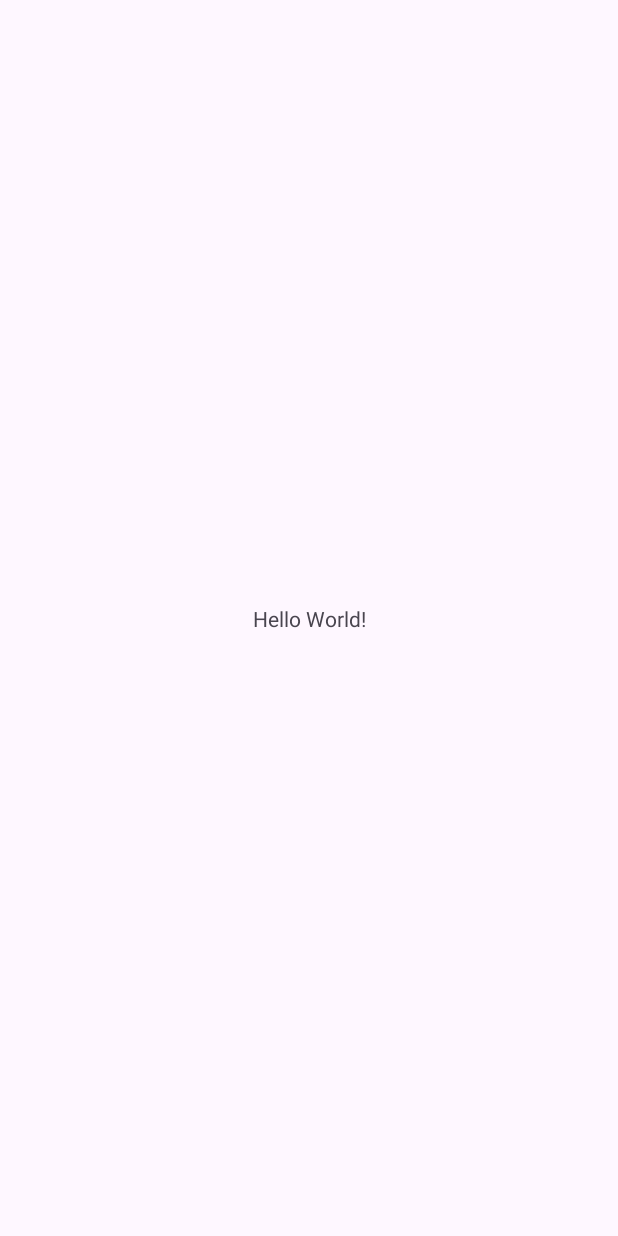
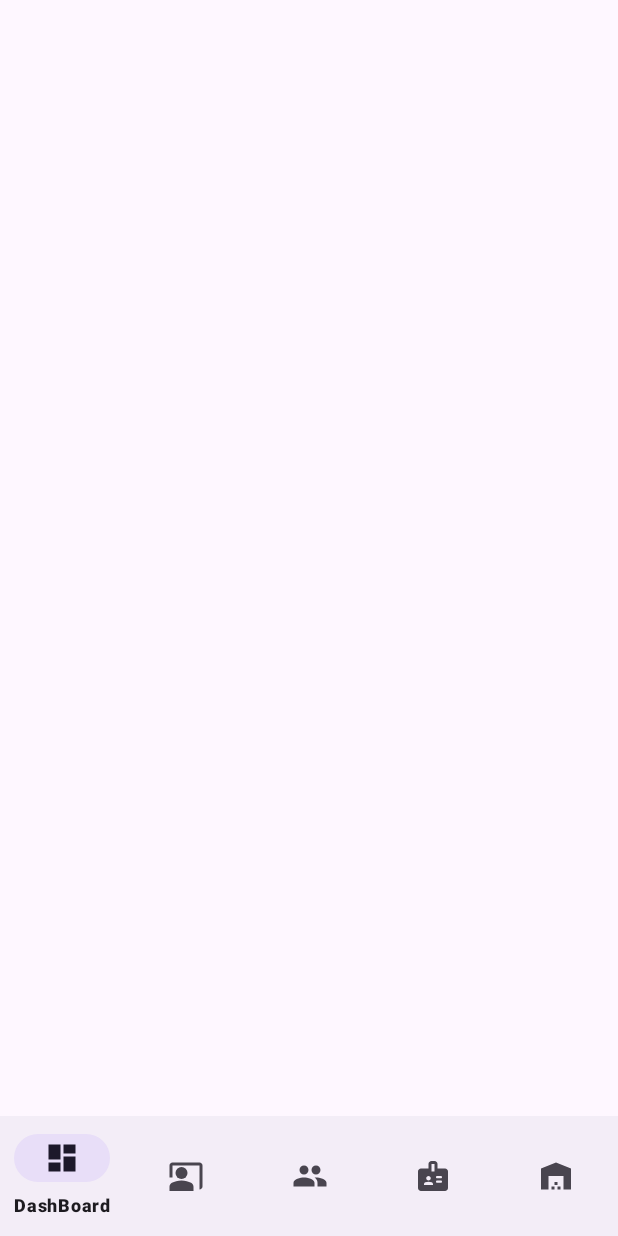
Before and after one commit to Linhvng5420/VLXDOnline, an Android app: the screen it shows after launch (MainActivity), on a phone screen of 412 x 824 dp. Before the commit the screen is almost empty. Run offline under Robolectric (Android 15) with nearby library versions, the phone set to English and light mode, and no system bars.

Commit message:
create nav bottom "Chu CH"

```diff
--- a/app/build.gradle.kts
+++ b/app/build.gradle.kts
@@ -8,7 +8,7 @@ android {
 
     defaultConfig {
         applicationId = "com.tdc.vlxdonline"
-        minSdk = 34
+        minSdk = 31
         targetSdk = 34
         versionCode = 1
         versionName = "1.0"
--- a/app/src/main/java/com/tdc/vlxdonline/MainActivity.java
+++ b/app/src/main/java/com/tdc/vlxdonline/MainActivity.java
@@ -15,10 +15,5 @@ public class MainActivity extends AppCompatActivity {
         super.onCreate(savedInstanceState);
         EdgeToEdge.enable(this);
         setContentView(R.layout.activity_main);
-        ViewCompat.setOnApplyWindowInsetsListener(findViewById(R.id.main), (v, insets) -> {
-            Insets systemBars = insets.getInsets(WindowInsetsCompat.Type.systemBars());
-            v.setPadding(systemBars.left, systemBars.top, systemBars.right, systemBars.bottom);
-            return insets;
-        });
     }
 }
--- /dev/null
+++ b/app/src/main/res/drawable/navbottom__warehouse.xml
@@ -0,0 +1,5 @@
+<vector xmlns:android="http://schemas.android.com/apk/res/android" android:height="24dp" android:tint="#000000" android:viewportHeight="24" android:viewportWidth="24" android:width="24dp">
+
+    <path android:fillColor="@android:color/white" android:pathData="M22,21V7L12,3L2,7v14h5v-9h10v9H22zM11,19H9v2h2V19zM13,16h-2v2h2V16zM15,19h-2v2h2V19z"/>
+
+</vector>
--- /dev/null
+++ b/app/src/main/res/drawable/navbottom_dashboard_24.xml
@@ -0,0 +1,5 @@
+<vector xmlns:android="http://schemas.android.com/apk/res/android" android:height="24dp" android:tint="#000000" android:viewportHeight="24" android:viewportWidth="24" android:width="24dp">
+
+    <path android:fillColor="@android:color/white" android:pathData="M3,13h8L11,3L3,3v10zM3,21h8v-6L3,15v6zM13,21h8L21,11h-8v10zM13,3v6h8L21,3h-8z"/>
+
+</vector>
--- /dev/null
+++ b/app/src/main/res/drawable/navbottom_donhang.xml
@@ -0,0 +1,5 @@
+<vector xmlns:android="http://schemas.android.com/apk/res/android" android:height="24dp" android:tint="#000000" android:viewportHeight="24" android:viewportWidth="24" android:width="24dp">
+
+    <path android:fillColor="@android:color/white" android:pathData="M20,7h-5V4c0,-1.1 -0.9,-2 -2,-2h-2C9.9,2 9,2.9 9,4v3H4C2.9,7 2,7.9 2,9v11c0,1.1 0.9,2 2,2h16c1.1,0 2,-0.9 2,-2V9C22,7.9 21.1,7 20,7zM9,12c0.83,0 1.5,0.67 1.5,1.5c0,0.83 -0.67,1.5 -1.5,1.5s-1.5,-0.67 -1.5,-1.5C7.5,12.67 8.17,12 9,12zM12,18H6v-0.43c0,-0.6 0.36,-1.15 0.92,-1.39C7.56,15.9 8.26,15.75 9,15.75s1.44,0.15 2.08,0.43c0.55,0.24 0.92,0.78 0.92,1.39V18zM13,9h-2V4h2V9zM17.25,16.5h-2.5c-0.41,0 -0.75,-0.34 -0.75,-0.75v0c0,-0.41 0.34,-0.75 0.75,-0.75h2.5c0.41,0 0.75,0.34 0.75,0.75v0C18,16.16 17.66,16.5 17.25,16.5zM17.25,13.5h-2.5c-0.41,0 -0.75,-0.34 -0.75,-0.75v0c0,-0.41 0.34,-0.75 0.75,-0.75h2.5c0.41,0 0.75,0.34 0.75,0.75v0C18,13.16 17.66,13.5 17.25,13.5z"/>
+
+</vector>
--- /dev/null
+++ b/app/src/main/res/drawable/navbottom_khachhang_24.xml
@@ -0,0 +1,5 @@
+<vector xmlns:android="http://schemas.android.com/apk/res/android" android:height="24dp" android:tint="#000000" android:viewportHeight="24" android:viewportWidth="24" android:width="24dp">
+
+    <path android:fillColor="@android:color/white" android:pathData="M16,11c1.66,0 2.99,-1.34 2.99,-3S17.66,5 16,5c-1.66,0 -3,1.34 -3,3s1.34,3 3,3zM8,11c1.66,0 2.99,-1.34 2.99,-3S9.66,5 8,5C6.34,5 5,6.34 5,8s1.34,3 3,3zM8,13c-2.33,0 -7,1.17 -7,3.5L1,19h14v-2.5c0,-2.33 -4.67,-3.5 -7,-3.5zM16,13c-0.29,0 -0.62,0.02 -0.97,0.05 1.16,0.84 1.97,1.97 1.97,3.45L17,19h6v-2.5c0,-2.33 -4.67,-3.5 -7,-3.5z"/>
+
+</vector>
--- /dev/null
+++ b/app/src/main/res/drawable/navbottom_nhanvien_24.xml
@@ -0,0 +1,9 @@
+<vector xmlns:android="http://schemas.android.com/apk/res/android" android:height="24dp" android:tint="#000000" android:viewportHeight="24" android:viewportWidth="24" android:width="24dp">
+
+    <path android:fillColor="@android:color/white" android:pathData="M21,3H3C1.9,3 1,3.9 1,5v8h2V5h18v16c1.1,0 2,-0.9 2,-2V5C23,3.9 22.1,3 21,3z"/>
+
+    <path android:fillColor="@android:color/white" android:pathData="M9,10m-4,0a4,4 0,1 1,8 0a4,4 0,1 1,-8 0"/>
+
+    <path android:fillColor="@android:color/white" android:pathData="M15.39,16.56C13.71,15.7 11.53,15 9,15c-2.53,0 -4.71,0.7 -6.39,1.56C1.61,17.07 1,18.1 1,19.22V22h16v-2.78C17,18.1 16.39,17.07 15.39,16.56z"/>
+
+</vector>
--- a/app/src/main/res/layout/activity_main.xml
+++ b/app/src/main/res/layout/activity_main.xml
@@ -2,18 +2,19 @@
 <androidx.constraintlayout.widget.ConstraintLayout xmlns:android="http://schemas.android.com/apk/res/android"
     xmlns:app="http://schemas.android.com/apk/res-auto"
     xmlns:tools="http://schemas.android.com/tools"
-    android:id="@+id/main"
     android:layout_width="match_parent"
     android:layout_height="match_parent"
     tools:context=".MainActivity">
 
-    <TextView
-        android:layout_width="wrap_content"
+    <!-- Bottom Navigation -->
+    <com.google.android.material.bottomnavigation.BottomNavigationView
+        android:id="@+id/bottom_navigation"
+        android:layout_width="0dp"
         android:layout_height="wrap_content"
-        android:text="Hello World!"
+        android:layout_gravity="bottom"
+        app:menu="@menu/bottom_nav_menu"
         app:layout_constraintBottom_toBottomOf="parent"
-        app:layout_constraintEnd_toEndOf="parent"
         app:layout_constraintStart_toStartOf="parent"
-        app:layout_constraintTop_toTopOf="parent" />
+        app:layout_constraintEnd_toEndOf="parent" />
 
 </androidx.constraintlayout.widget.ConstraintLayout>
--- /dev/null
+++ b/app/src/main/res/menu/bottom_nav_menu.xml
@@ -0,0 +1,32 @@
+<?xml version="1.0" encoding="utf-8"?>
+<menu xmlns:android="http://schemas.android.com/apk/res/android">
+    <item
+        android:id="@+id/nav_dashboard"
+        android:icon="@drawable/navbottom_dashboard_24"
+        android:orderInCategory="1"
+        android:title="DashBoard" />
+
+    <item
+        android:id="@+id/nav_nhanvien"
+        android:icon="@drawable/navbottom_nhanvien_24"
+        android:orderInCategory="2"
+        android:title="Nhân Viên" />
+
+    <item
+        android:id="@+id/nav_khachhang"
+        android:icon="@drawable/navbottom_khachhang_24"
+        android:orderInCategory="3"
+        android:title="Khách Hàng" />
+
+    <item
+        android:id="@+id/nav_donhang"
+        android:icon="@drawable/navbottom_donhang"
+        android:orderInCategory="4"
+        android:title="Đơn Hàng" />
+
+    <item
+        android:id="@+id/nav_kho"
+        android:icon="@drawable/navbottom__warehouse"
+        android:orderInCategory="5"
+        android:title="Kho" />
+</menu>
--- a/gradle/libs.versions.toml
+++ b/gradle/libs.versions.toml
@@ -7,6 +7,7 @@ appcompat = "1.7.0"
 material = "1.12.0"
 activity = "1.9.2"
 constraintlayout = "2.1.4"
+materialVersion = "1.6.1"
 
 [libraries]
 junit = { group = "junit", name = "junit", version.ref = "junit" }
@@ -16,6 +17,7 @@ appcompat = { group = "androidx.appcompat", name = "appcompat", version.ref = "a
 material = { group = "com.google.android.material", name = "material", version.ref = "material" }
 activity = { group = "androidx.activity", name = "activity", version.ref = "activity" }
 constraintlayout = { group = "androidx.constraintlayout", name = "constraintlayout", version.ref = "constraintlayout" }
+material-v161 = { module = "com.google.android.material:material", version.ref = "materialVersion" }
 
 [plugins]
 android-application = { id = "com.android.application", version.ref = "agp" }
```
